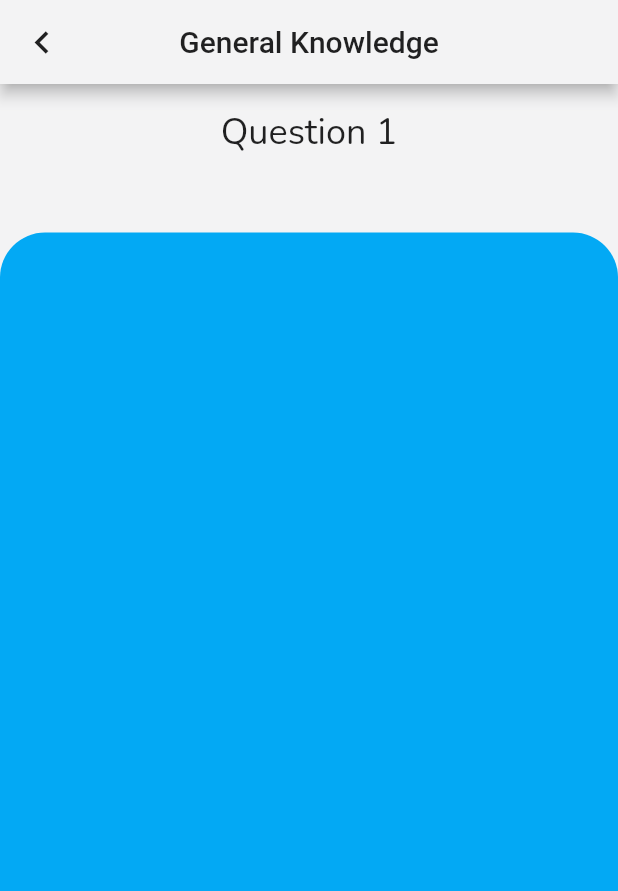
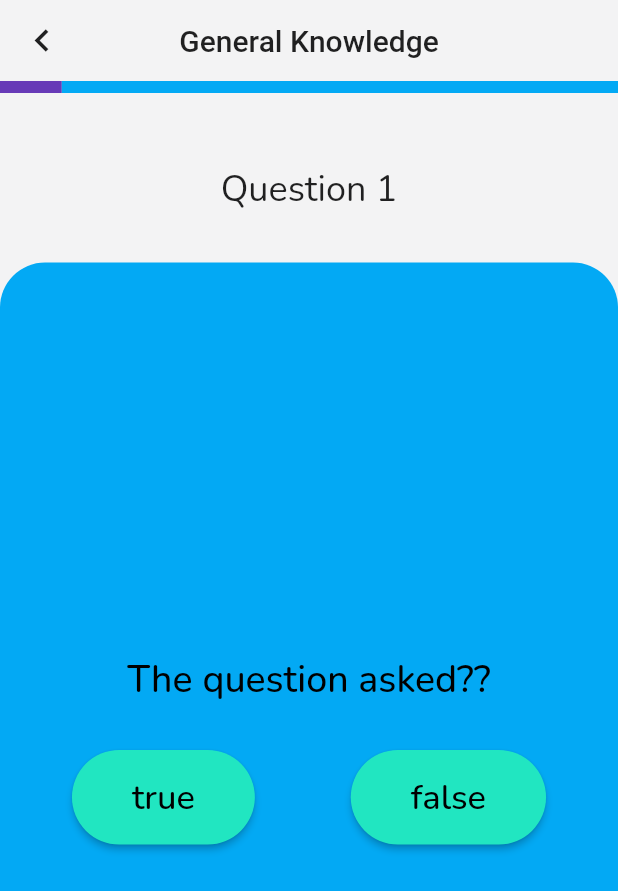
Before and after one commit to marwaneahansal/simple-quiz-app, a Flutter app: the QuizSelection screen opened directly, after a tap on "Start Quiz", on a phone screen of 412 x 824 dp. Shown: the top 891 px of the screen. Run offline on Flutter 3.47's test engine with Material 2 defaults, Android fonts, the phone set to English and light mode, and no system bars; our stand-ins replace google_fonts.

Commit message:
added Question/answers styles

```diff
--- a/quiz_app/lib/quizScreen.dart
+++ b/quiz_app/lib/quizScreen.dart
@@ -1,6 +1,10 @@
 import 'package:flutter/material.dart';
+import 'package:quiz_app/styles/widgetStyles.dart';
 
 class Quiz extends StatefulWidget {
+  final String quizCategory;
+
+  Quiz({this.quizCategory});
   @override
   _QuizState createState() => _QuizState();
 }
@@ -12,6 +16,7 @@ class _QuizState extends State<Quiz> {
     return Scaffold(
       backgroundColor: Color(0XFFF3F3F4),
       appBar: AppBar(
+        elevation: 0,
         backgroundColor: Color(0XFFF3F3F4),
         title: Text(
           'General Knowledge',
@@ -28,19 +33,22 @@ class _QuizState extends State<Quiz> {
             Navigator.pop(context);
           },
         ),
+        bottom: PreferredSize(
+            child: WidgetStyles.questionIndicator(context: context),
+            preferredSize: Size.fromHeight(6)),
       ),
       body: Container(
         padding: EdgeInsets.only(top: 16),
         child: Column(
           children: [
             Center(
-              child: Text(
-                'Question $questionNumber',
-                style: TextStyle(fontSize: 24),
+              child: Container(
+                padding: EdgeInsets.all(32),
+                child: Text(
+                  'Question $questionNumber',
+                  style: TextStyle(fontSize: 24),
+                ),
               ),
-            ),
-            SizedBox(
-              height: 50,
             ),
             Expanded(
               child: Container(
@@ -51,6 +59,38 @@ class _QuizState extends State<Quiz> {
                   ),
                   color: Colors.lightBlue,
                 ),
+                width: MediaQuery.of(context).size.width,
+                padding: EdgeInsets.all(16),
+                child: Column(
+                  mainAxisSize: MainAxisSize.min,
+                  mainAxisAlignment: MainAxisAlignment.center,
+                  children: [
+                    Center(
+                      child: Text(
+                        'The question asked??',
+                        style: TextStyle(
+                          color: Colors.black,
+                          fontSize: 25,
+                          fontWeight: FontWeight.w500,
+                        ),
+                        textAlign: TextAlign.center,
+                      ),
+                    ),
+                    SizedBox(
+                      height: 30,
+                    ),
+                    Row(
+                      // mainAxisSize: MainAxisSize.min,
+                      mainAxisAlignment: MainAxisAlignment.spaceAround,
+                      children: [
+                        WidgetStyles.answerBtn(
+                            context: context, text: 'true', pressedFunc: null),
+                        WidgetStyles.answerBtn(
+                            context: context, text: 'false', pressedFunc: null),
+                      ],
+                    ),
+                  ],
+                ),
               ),
             ),
           ],
--- a/quiz_app/lib/quizSelection.dart
+++ b/quiz_app/lib/quizSelection.dart
@@ -65,7 +65,9 @@ class _QuizSelectionState extends State<QuizSelection> {
                     Navigator.push(
                       context,
                       MaterialPageRoute(
-                        builder: (context) => Quiz(),
+                        builder: (context) => Quiz(
+                          quizCategory: 'Genral Knowledge',
+                        ),
                       ),
                     );
                   },
--- a/quiz_app/lib/styles/widgetStyles.dart
+++ b/quiz_app/lib/styles/widgetStyles.dart
@@ -6,4 +6,49 @@ class WidgetStyles {
   static TextStyle labelTextStyle = new TextStyle(
     fontSize: 20,
   );
+
+  static Widget answerBtn(
+      {BuildContext context, String text, Function pressedFunc}) {
+    return RaisedButton(
+      shape: RoundedRectangleBorder(
+        borderRadius: BorderRadius.circular(40),
+      ),
+      onPressed: () {
+        pressedFunc();
+      },
+      color: Color(0xFF21e6c1),
+      textColor: Colors.black,
+      padding: EdgeInsets.symmetric(horizontal: 40, vertical: 16),
+      child: Text(
+        text,
+        style: TextStyle(
+          fontSize: 23,
+          fontWeight: FontWeight.w500,
+        ),
+      ),
+    );
+  }
+
+  static Widget questionIndicator({BuildContext context}) {
+    return Container(
+      color: Colors.transparent,
+      child: Row(
+        mainAxisSize: MainAxisSize.min,
+        children: [
+          Container(
+            height: 8,
+            width: MediaQuery.of(context).size.width / 10,
+            color: Colors.deepPurple,
+          ),
+          Expanded(
+            child: Container(
+              height: 8,
+              width: MediaQuery.of(context).size.width,
+              color: Colors.lightBlue,
+            ),
+          ),
+        ],
+      ),
+    );
+  }
 }
```
